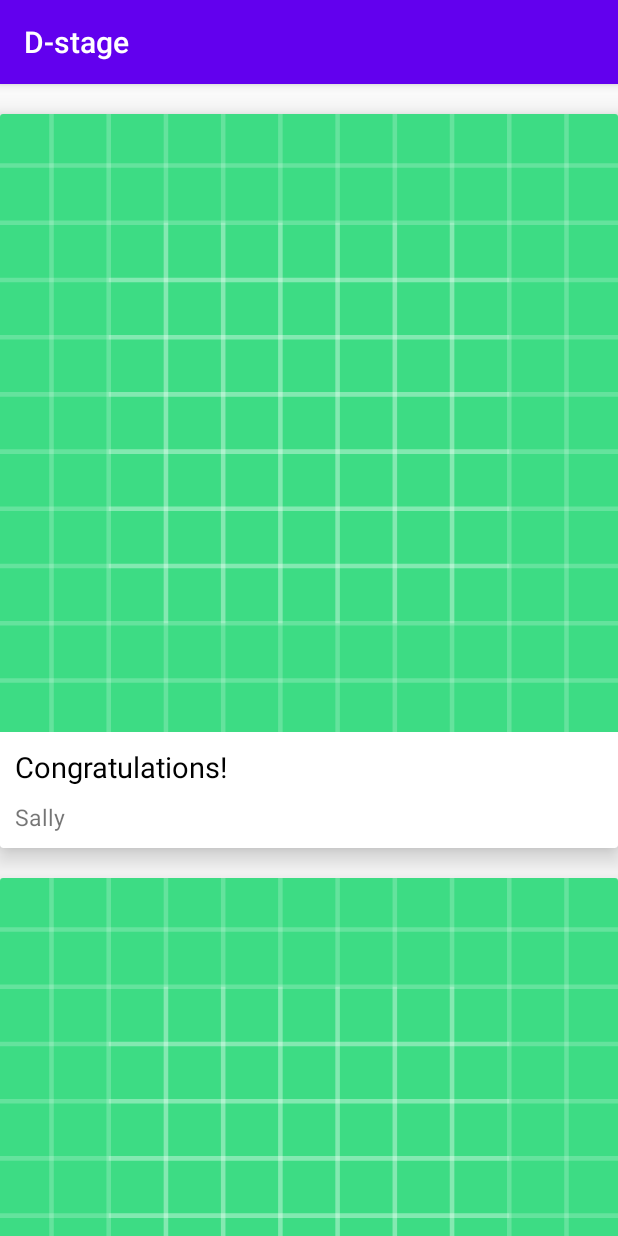
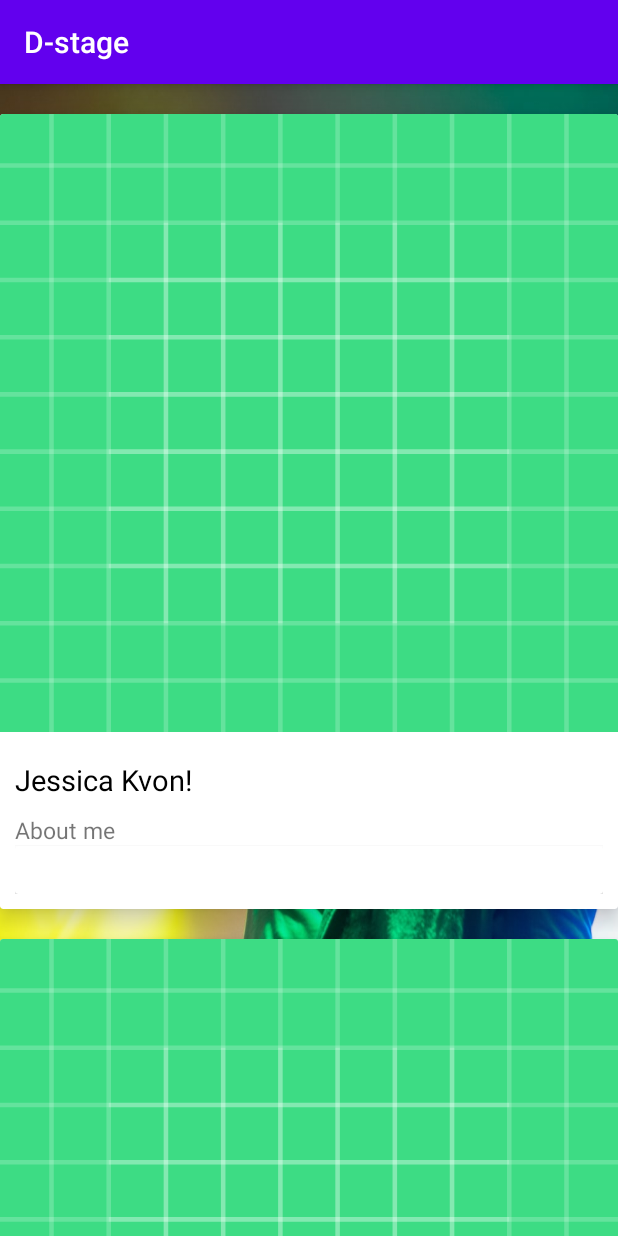
Before and after one commit to guyyaffear/RecyclerView-android, an Android app: the screen it shows after launch (MainActivity), on a phone screen of 412 x 824 dp. Run offline under Robolectric (Android 15) with nearby library versions, the phone set to English and light mode, and no system bars; pictures from the network do not load.

Commit message:
addaing background

```diff
--- a/Projects/app/src/main/java/com/example/d_stage/DataSource.kt
+++ b/Projects/app/src/main/java/com/example/d_stage/DataSource.kt
@@ -10,10 +10,10 @@ class DataSource{
             val list = ArrayList<BlogPost>()
             list.add(
                 BlogPost(
-                    "Congratulations!",
-                    "You made it to the end of the course!\r\n\r\nNext we'll be building the REST API!",
+                    "Jessica Kvon!",
+                    "Lorem ipsum dolor sit amet, consectetur adipiscing elit, sed do eiusmod tempor incidid ullamco laboris nisi ut sed do eiusmod tempor  aliquip ex ea... More",
                     "https://raw.githubusercontent.com/mitchtabian/Blog-Images/master/digital_ocean.png",
-                    "Sally"
+                    "About me"
                 )
             )
             list.add(
--- a/Projects/app/src/main/res/layout/activity_main.xml
+++ b/Projects/app/src/main/res/layout/activity_main.xml
@@ -4,11 +4,11 @@
     xmlns:tools="http://schemas.android.com/tools"
     android:layout_width="match_parent"
     android:layout_height="match_parent"
-    tools:context=".MainActivity">
-
+    tools:context=".MainActivity"
+    android:background="@drawable/backgroundphoto">
     <androidx.recyclerview.widget.RecyclerView
         android:layout_width="match_parent"
-        android:layout_height="match_parent"
+        android:layout_height="wrap_content"
         app:layout_constraintTop_toTopOf="parent"
         app:layout_constraintTop_toBottomOf="parent"
         app:layout_constraintLeft_toLeftOf="parent"
--- a/Projects/app/src/main/res/layout/layout_blog_list_item.xml
+++ b/Projects/app/src/main/res/layout/layout_blog_list_item.xml
@@ -1,19 +1,17 @@
 <?xml version="1.0" encoding="utf-8"?>
-<androidx.cardview.widget.CardView
-    xmlns:android="http://schemas.android.com/apk/res/android"
+<androidx.cardview.widget.CardView xmlns:android="http://schemas.android.com/apk/res/android"
     android:layout_width="match_parent"
     android:layout_height="wrap_content"
     xmlns:app="http://schemas.android.com/apk/res-auto"
+    xmlns:tools="http://schemas.android.com/tools"
     app:cardElevation="10dp"
     app:cardCornerRadius="2dp"
-    app:cardPreventCornerOverlap="false"
-    >
+    app:cardPreventCornerOverlap="false">
 
     <androidx.constraintlayout.widget.ConstraintLayout
         android:layout_width="match_parent"
         android:layout_height="wrap_content"
         >
-
         <ImageView
             android:layout_width="match_parent"
             android:layout_height="0dp"
@@ -29,34 +27,66 @@
 
 
         <LinearLayout
+            android:id="@+id/container1"
             android:layout_width="match_parent"
             android:layout_height="wrap_content"
-            app:layout_constraintTop_toBottomOf="@id/blog_image"
+            android:orientation="vertical"
+            android:padding="10dp"
+            app:layout_constraintBottom_toBottomOf="parent"
+            app:layout_constraintHorizontal_bias="0.0"
             app:layout_constraintLeft_toLeftOf="parent"
             app:layout_constraintRight_toRightOf="parent"
-            app:layout_constraintBottom_toBottomOf="parent"
-            android:orientation="vertical"
-            android:padding="10dp"
-            android:id="@+id/container1"
-            >
+            app:layout_constraintTop_toBottomOf="@id/blog_image"
+            app:layout_constraintVertical_bias="1.0">
+
             <TextView
+                android:layout_width="wrap_content"
+                android:layout_height="wrap_content"
+                android:lineSpacingExtra="1sp"
+                android:textColor="#ffffff"
+                android:textSize="6sp"
+                tools:text="Short Bio" />
+
+            <TextView
+                android:id="@+id/blog_title"
                 android:layout_width="match_parent"
                 android:layout_height="wrap_content"
-                android:id="@+id/blog_title"
                 android:text="The Title of a Blog"
                 android:textColor="#000"
-                android:textSize="19sp"
-                />
+                android:textSize="19sp" />
 
             <TextView
+                android:id="@+id/blog_author"
                 android:layout_width="match_parent"
                 android:layout_height="wrap_content"
-                android:id="@+id/blog_author"
+                android:layout_marginTop="10dp"
                 android:text="Mitch Tabian"
-                android:textSize="15sp"
-                android:layout_marginTop="10dp"
-                />
+                android:textSize="15sp" />
 
+            <androidx.cardview.widget.CardView
+                android:layout_width="match_parent"
+                android:layout_height="match_parent">
+
+                <ImageView
+                    android:layout_width="32dp"
+                    android:layout_height="32dp" />
+
+                <TextView
+                    android:layout_width="wrap_content"
+                    android:layout_height="wrap_content"
+                    android:lineSpacingExtra="1.5sp"
+                    android:textColor="#ffffff"
+                    android:textSize="8sp"
+                    tools:text="Jessica Kvon" />
+
+                <TextView
+                    android:layout_width="wrap_content"
+                    android:layout_height="wrap_content"
+                    android:lineSpacingExtra="5.5sp"
+                    android:textColor="#f5f1f2"
+                    android:textSize="5.5sp"
+                    tools:text="Lorem ipsum dolor sit amet, consectetur adipiscing elit, sed do eiusmod tempor incidid ullamco laboris nisi ut sed do eiusmod tempor  aliquip ex ea... More" />
+            </androidx.cardview.widget.CardView>
 
         </LinearLayout>
 
```
Also changed, not shown: Projects/app/src/main/res/drawable/backgroundphoto.jpg (added).
